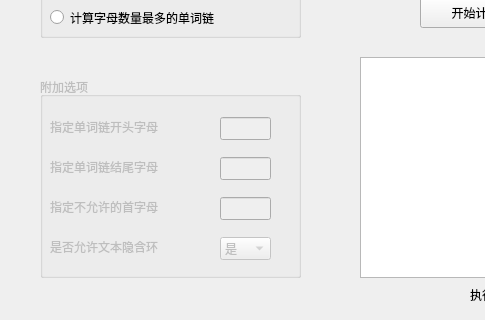
The window that gui/widget.ui (Hyggge/2023-SE-wordlist) describes before a commit, drawn with Qt 5; both pictures show x 0 to 485 and y 293 to 613 of the 800 by 613 pixel window.
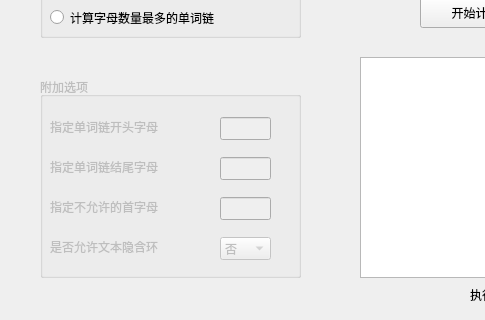
The same window after the commit.

Commit message: fix(gui): 修复gui页面中"是否允许环"逻辑错误的问题

```diff
--- a/gui/widget.ui
+++ b/gui/widget.ui
@@ -321,7 +321,7 @@
     </property>
     <item>
      <property name="text">
-      <string>是</string>
+      <string>否</string>
      </property>
     </item>
     <item>
```
Left out of the diff: 2 changed lines with no effect on the pictures. The commit also changes 1 other file.
